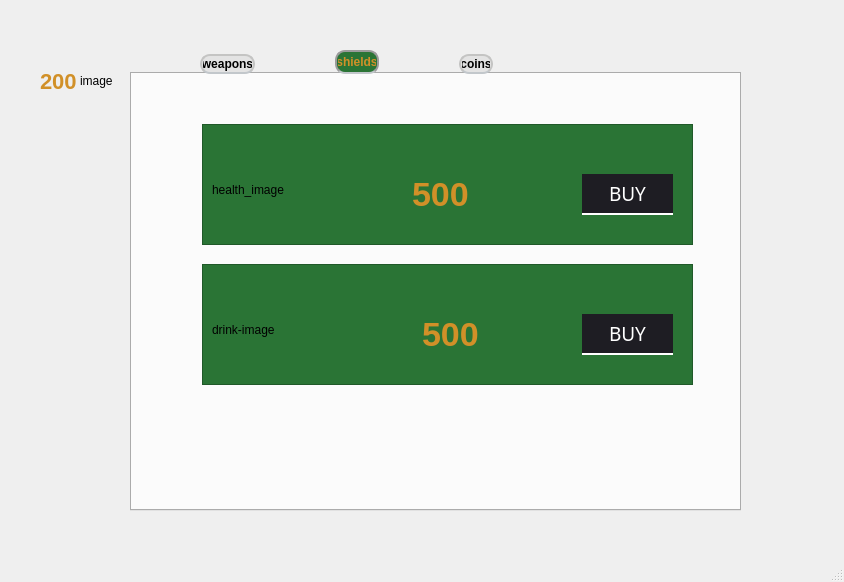
Before: the Qt Designer form mainwindow.ui in ahmed-alllam/GTA-VI, drawn with Qt 5.
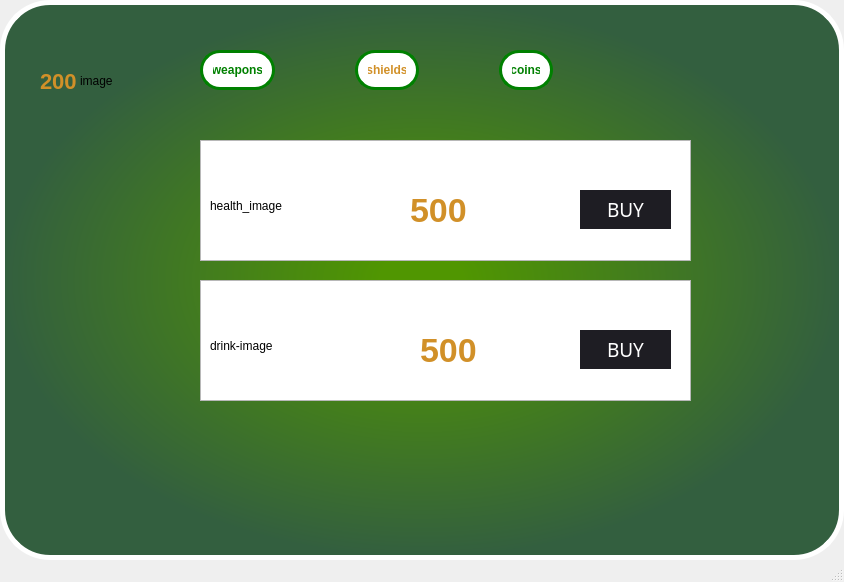
After: the same form once the commit is applied. The open tabs and pages were chosen to show the change. Icons and pictures are not drawn.

```diff
--- a/mainwindow.ui
+++ b/mainwindow.ui
@@ -25,6 +25,18 @@
 }</string>
   </property>
   <widget class="QWidget" name="centralwidget">
+   <property name="styleSheet">
+    <string notr="true">QWidget #centralwidget{
+background-color: qradialgradient(spread:pad, cx:0.5, cy:0.5, radius:0.5, fx:0.5, fy:0.5, stop:0.09589655 rgba(80, 150, 1, 255), stop:1 rgba(51, 95, 63, 255));
+ border-radius: 50px;
+border: 5px solid white;
+}
+
+QTabWidget #tabWidget {
+background-color: transparent;
+}
+</string>
+   </property>
    <widget class="QPushButton" name="ExitButton">
     <property name="geometry">
      <rect>
@@ -90,45 +102,44 @@
       <height>16777215</height>
      </size>
     </property>
+    <property name="font">
+     <font>
+      <kerning>true</kerning>
+     </font>
+    </property>
     <property name="styleSheet">
      <string notr="true">
+     QTabWidget::pane {
+    border: 0px;
+    background-color: transparent;
+    background: transparent;
+    }
 QTabBar::tab {
     margin-left:70px;
 	margin-right:10px;
-	font: 18pt &quot;Segoe Print&quot;;
+	font: 15pt &quot;Segoe Print&quot;;
   font-weight: Bold;
-
-color:black;
-background-color: rgb(227, 227, 227);
-
-    background: qlineargradient(x1: 0, y1: 0, x2: 0, y2: 1,
-                                stop: 0 #E1E1E1, stop: 0.4 #DDDDDD,
-                                stop: 0.5 #D8D8D8, stop: 1.0 #D3D3D3);
-    border: 2px solid #C4C4C3;
-    border-bottom-color: #C2C7CB; /* same as the pane color */
-    border-top-left-radius: 10px;
-    border-top-right-radius: 10px;
-    border-bottom-right-radius: 10px;
-    border-bottom-left-radius: 10px;
+color:green;
+background-color: white;
     min-width: 10ex;
-    padding: 1px;
+    padding: 10px;
+    border: 3px solid green;
+    border-radius: 20px;
 }
-QTabBar::tab:selected, QTabBar::tab:hover {
-    background: qlineargradient(x1: 0, y1: 0, x2: 0, y2: 1,
-                                stop: 0 #fafafa, stop: 0.4 #f4f4f4,
-                                stop: 0.5 #e7e7e7, stop: 1.0 #fafafa);
-color:rgb(209, 144, 40);
+QTabBar::tab:selected {
+color:white;
 }
 
-QTabBar::tab:selected {
-    border-color: #9B9B9B;
-    border-bottom-color: #C2C7CB; /* same as pane color */
-background-color: rgb(42, 116, 53);
+ QTabBar::tab:hover {
+  color: rgb(209, 144, 40);
 }
 
-QTabBar::tab:!selected {
-    margin-top: 4px; /* make non-selected tabs look smaller */
+QTabBar::tab:selected {
+  color: rgb(209, 144, 40);
+background-color:white;
 }
+
+
 </string>
     </property>
     <property name="tabPosition">
@@ -439,8 +450,7 @@
        </rect>
       </property>
       <property name="styleSheet">
-       <string notr="true">background-color:rgb(220, 220, 220);
-background-color: rgb(42, 116, 53);</string>
+       <string notr="true"/>
       </property>
      </widget>
      <widget class="QPushButton" name="Buy_health">
@@ -573,8 +583,7 @@
        </rect>
       </property>
       <property name="styleSheet">
-       <string notr="true">background-color:rgb(220, 220, 220);
-background-color: rgb(42, 116, 53);</string>
+       <string notr="true"/>
       </property>
      </widget>
      <widget class="QLabel" name="health_price_2">
```
Left out of the diff: 22 changed lines with no effect on the pictures.
